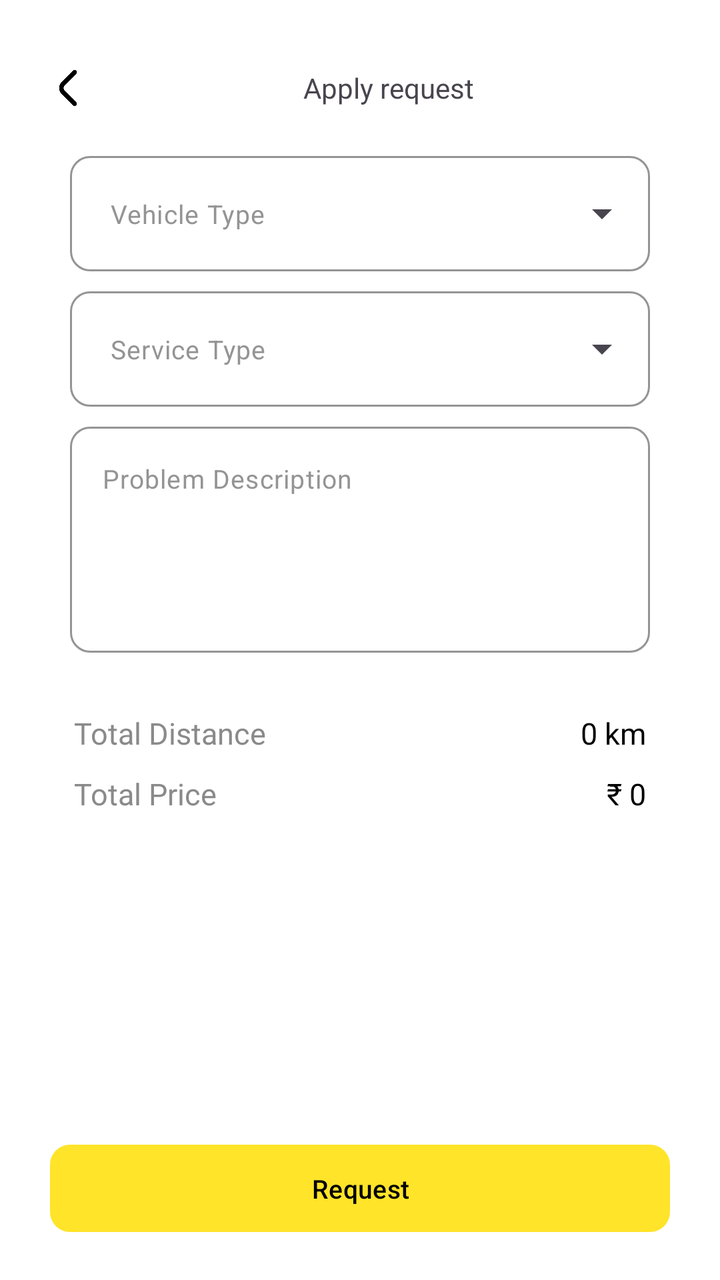
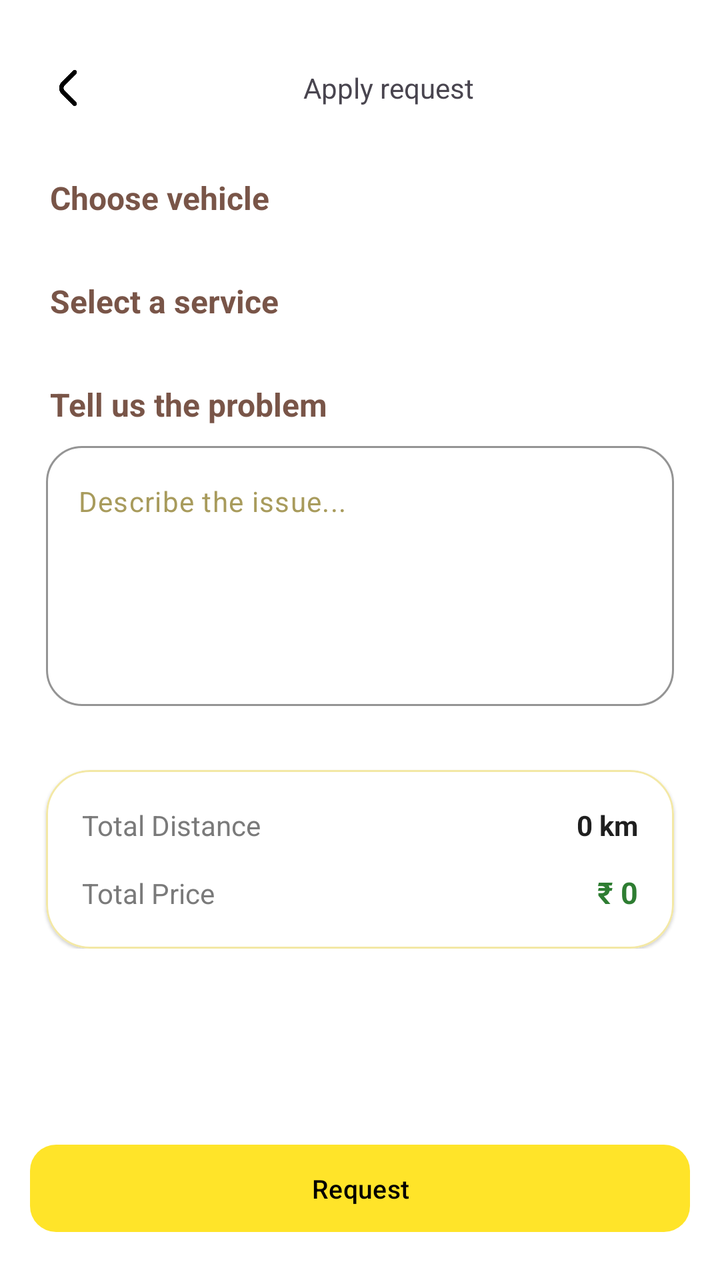

An Android layout rendered at two revisions. The XML below is the earlier revision; the diff shows what the commit changed to produce the second picture.
<!-- AndroidManifest.xml: application theme Theme.TregoApp -->
<!-- res/layout/fragment_create_request.xml -->
<?xml version="1.0" encoding="utf-8"?>
<LinearLayout xmlns:android="http://schemas.android.com/apk/res/android"
    xmlns:tools="http://schemas.android.com/tools"
    android:layout_width="match_parent"
    android:layout_height="match_parent"
    xmlns:app="http://schemas.android.com/apk/res-auto"
    tools:context=".customer.ui.CreateRequestFragment"
    android:background="@color/white"
    android:orientation="vertical">

    <LinearLayout
        android:layout_width="match_parent"
        android:layout_height="match_parent"
        android:orientation="vertical"
        android:layout_gravity="center"
        android:layout_marginTop="20dp"
        android:layout_marginHorizontal="10dp">

        <LinearLayout
            android:layout_width="match_parent"
            android:layout_height="wrap_content"
            android:padding="10dp"
            android:orientation="horizontal">

            <ImageView
                android:id="@+id/backBtn"
                android:layout_width="28dp"
                android:layout_height="28dp"
                android:src="@drawable/back_button"
                android:padding="5dp"
                android:clickable="true"
                android:focusable="true"
                android:background="?attr/selectableItemBackgroundBorderless"
                android:layout_gravity="center"/>

            <TextView
                android:layout_width="0dp"
                android:layout_height="wrap_content"
                android:layout_weight="1"
                android:text="Apply request"
                android:textSize="14sp"
                android:gravity="center"
                android:layout_gravity="center"/>

        </LinearLayout>

























        <LinearLayout
            android:layout_width="match_parent"
            android:layout_height="wrap_content"
            android:layout_gravity="center"
            android:layout_marginBottom="15dp"
            android:layout_marginTop="10dp"
            android:orientation="vertical">

            <com.google.android.material.textfield.TextInputLayout
                android:layout_width="match_parent"
                android:layout_height="wrap_content"
                android:paddingHorizontal="25dp"
                android:layout_marginBottom="10dp"
                style="@style/Widget.Material3.TextInputLayout.OutlinedBox.ExposedDropdownMenu"
                app:hintEnabled="false"
                app:boxBackgroundColor="@color/white"
                app:boxBackgroundMode="outline"
                app:boxStrokeWidth="1dp"
                app:boxStrokeWidthFocused="1dp"
                app:boxStrokeColor="@color/black"
                app:hintTextColor="@color/placeholder_text_color"
                app:boxCornerRadiusTopStart="10dp"
                app:boxCornerRadiusTopEnd="10dp"
                app:boxCornerRadiusBottomStart="10dp"
                app:boxCornerRadiusBottomEnd="10dp">

                <AutoCompleteTextView
                    android:id="@+id/vehicleTypeDropDown"
                    android:layout_width="match_parent"
                    android:layout_height="wrap_content"
                     android:hint="@string/vehicle_type"
                    android:textColorHint="@color/placeholder_text_color"
                    android:textColor="@color/black"
                    android:textSize="13sp"
                    android:padding="20dp"
                    android:background="@null"
                    android:focusable="false"
                    android:cursorVisible="false"/>

            </com.google.android.material.textfield.TextInputLayout>

            <com.google.android.material.textfield.TextInputLayout
                android:layout_width="match_parent"
                android:layout_height="wrap_content"
                android:paddingHorizontal="25dp"
                android:layout_marginBottom="10dp"
                style="@style/Widget.Material3.TextInputLayout.OutlinedBox.ExposedDropdownMenu"
                app:hintEnabled="false"
                app:boxBackgroundColor="@color/white"
                app:boxBackgroundMode="outline"
                app:boxStrokeWidthFocused="1dp"
                app:boxStrokeWidth="1dp"
                app:boxStrokeColor="@color/black"
                app:hintTextColor="@color/placeholder_text_color"
                app:boxCornerRadiusTopStart="10dp"
                app:boxCornerRadiusTopEnd="10dp"
                app:boxCornerRadiusBottomStart="10dp"
                app:boxCornerRadiusBottomEnd="10dp">

                <AutoCompleteTextView
                    android:id="@+id/etServiceType"
                    android:layout_width="match_parent"
                    android:layout_height="wrap_content"
                    android:hint="@string/service_type"
                    android:textColorHint="@color/placeholder_text_color"
                    android:textColor="@color/black"
                    android:textSize="13sp"
                    android:padding="20dp"
                    android:background="@null"
                    android:focusable="false"
                    android:cursorVisible="false" />

            </com.google.android.material.textfield.TextInputLayout>

            <com.google.android.material.textfield.TextInputLayout
                android:layout_width="match_parent"
                android:layout_height="wrap_content"
                android:paddingHorizontal="25dp"
                android:layout_marginBottom="10dp"
                app:endIconMode="clear_text"
                app:hintEnabled="false"
                app:boxBackgroundColor="@color/white"
                app:boxBackgroundMode="outline"
                app:boxStrokeWidthFocused="1dp"
                app:boxStrokeWidth="1dp"
                app:boxStrokeColor="@color/black"
                app:hintTextColor="@color/placeholder_text_color"
                app:boxCornerRadiusTopStart="10dp"
                app:boxCornerRadiusTopEnd="10dp"
                app:boxCornerRadiusBottomStart="10dp"
                app:boxCornerRadiusBottomEnd="10dp">

                <com.google.android.material.textfield.TextInputEditText
                    android:id="@+id/etProblemDescription"
                    android:layout_width="match_parent"
                    android:layout_height="wrap_content"
                    android:hint="@string/problem_description"
                    android:inputType="textMultiLine"
                    android:lines="5"
                    android:gravity="top|start"
                    android:textColorHint="@color/placeholder_text_color"
                    android:textColor="@color/black"
                    android:textSize="13sp"
                    android:scrollbars="vertical"
                    android:overScrollMode="always"
                    android:paddingStart="20dp"
                    android:background="@null"/>

            </com.google.android.material.textfield.TextInputLayout>

            <LinearLayout
                android:layout_width="match_parent"
                android:layout_height="wrap_content"
                android:layout_marginVertical="20dp"
                android:layout_marginHorizontal="27dp"
                android:orientation="vertical" >

                <LinearLayout
                    android:layout_width="match_parent"
                    android:layout_height="wrap_content" >

                    <TextView
                        android:layout_width="wrap_content"
                        android:layout_height="wrap_content"
                        android:text="Total Distance"
                        android:textSize="15dp"
                        android:textColor="@color/text_grey"/>

                    <View
                        android:layout_width="0dp"
                        android:layout_height="0dp"
                        android:layout_weight="1" />

                    <TextView
                        android:id="@+id/tvTotalDistance"
                        android:layout_width="wrap_content"
                        android:layout_height="wrap_content"
                        android:text="0 km"
                        android:textSize="15dp"
                        android:textColor="@color/black"/>

                </LinearLayout>

                <LinearLayout
                    android:layout_width="match_parent"
                    android:layout_height="wrap_content"
                    android:layout_marginTop="10dp" >

                    <TextView
                        android:layout_width="wrap_content"
                        android:layout_height="wrap_content"
                        android:text="Total Price"
                        android:textSize="15dp"
                        android:textColor="@color/text_grey"/>

                    <View
                        android:layout_width="0dp"
                        android:layout_height="0dp"
                        android:layout_weight="1" />

                    <TextView
                        android:id="@+id/tvTotalPrice"
                        android:layout_width="wrap_content"
                        android:layout_height="wrap_content"
                        android:text="₹ 0"
                        android:textSize="15dp"
                        android:textColor="@color/black"/>

                </LinearLayout>

            </LinearLayout>

        </LinearLayout>

        <View
            android:layout_width="0dp"
            android:layout_height="0dp"
            android:layout_weight="1" />

        <com.google.android.material.button.MaterialButton
            android:id="@+id/requestBtn"
            android:layout_width="wrap_content"
            android:layout_height="wrap_content"
            android:minWidth="310dp"
            android:text="@string/request"
            android:textSize="13sp"
            android:textColor="@color/black"
            android:layout_gravity="center"
            android:layout_marginBottom="20dp"
            android:paddingVertical="13dp"
            app:cornerRadius="10dp" />

    </LinearLayout>

</LinearLayout>
<!-- resources referenced by this layout -->
<resources>
  <color name="black">#FF000000</color>
  <color name="placeholder_text_color">#949494</color>
  <color name="text_grey">#8A8A8A</color>
  <color name="white">#FFFFFFFF</color>
  <!-- drawable back_button: png bitmap (drawable, 2381 bytes) -->
  <string name="problem_description">Problem Description</string>
  
      // For Sign Up
  <string name="request">Request</string>
  <string name="service_type">Service Type</string>
  <string name="vehicle_type">Vehicle Type</string>
  <style name="Theme.TregoApp" parent="Base.Theme.TregoApp" />
  <style name="Base.Theme.TregoApp" parent="Theme.Material3.DayNight.NoActionBar">
          <item name="colorPrimary">@color/primary_color</item>
          <item name="android:statusBarColor">@color/secondary_color</item>
          <item name="android:windowLightStatusBar">true</item>
      </style>
  <color name="primary_color">#FFE429</color>
  <color name="secondary_color">#FFFFFFFF</color>
</resources>

<!-- the commit's change to res/layout/fragment_create_request.xml (unified diff, before → after) -->
@@ -44,201 +44,256 @@
 
         </LinearLayout>
 
-
-
-
-
-
-
-
-
-
-
-
-
-
-
-
-
-
-
-
-
-
-
-
+        
+        
+        
+        
+        
+        
+        
+        
+        
+        
+        
+        
+        
+
+        
+        
+        
+        
+        
+        
+        
+        
+        
 
         <LinearLayout
             android:layout_width="match_parent"
             android:layout_height="wrap_content"
             android:layout_gravity="center"
+            android:padding="5dp"
             android:layout_marginBottom="15dp"
             android:layout_marginTop="10dp"
             android:orientation="vertical">
 
+            <TextView
+                android:id="@+id/tvVehicleTitle"
+                android:layout_width="wrap_content"
+                android:layout_height="wrap_content"
+                android:layout_marginTop="5dp"
+                android:layout_marginStart="10dp"
+                android:text="Choose vehicle"
+                android:textColor="#795548"
+                android:textSize="16sp"
+                android:textStyle="bold"
+                app:layout_constraintStart_toStartOf="parent"
+                app:layout_constraintTop_toBottomOf="@id/liveRequestCard" />
+
+            <androidx.recyclerview.widget.RecyclerView
+                android:id="@+id/rvVehicleList"
+                android:layout_width="match_parent"
+                android:layout_height="wrap_content"
+                android:layout_marginTop="10dp"
+                android:orientation="horizontal"
+                tools:itemCount="5"
+                tools:listitem="@layout/vehicle_item_layout"
+                app:layoutManager="androidx.recyclerview.widget.LinearLayoutManager" />
+
+            <TextView
+                android:id="@+id/tvServiceTitle"
+                android:layout_width="wrap_content"
+                android:layout_height="wrap_content"
+                android:layout_marginTop="20dp"
+                android:layout_marginStart="10dp"
+                android:text="Select a service"
+                android:textColor="#795548"
+                android:textSize="16sp"
+                android:textStyle="bold"
+                app:layout_constraintStart_toStartOf="parent"
+                app:layout_constraintTop_toBottomOf="@id/liveRequestCard" />
+
+            <androidx.recyclerview.widget.RecyclerView
+                android:id="@+id/rvServiceList"
+                android:layout_width="match_parent"
+                android:layout_height="wrap_content"
+                android:layout_marginTop="10dp"
+                android:orientation="horizontal"
+                tools:itemCount="5"
+                tools:listitem="@layout/service_item_layout"
+                app:layoutManager="androidx.recyclerview.widget.LinearLayoutManager" />
+
+
+
+
+
+
+
+
+
+
+
+
+
+
+
+
+
+
+
+
+
+
+
+
+
+
+
+
+
+
+
+
+
+
+            <TextView
+                android:id="@+id/tvServiceTitle"
+                android:layout_width="wrap_content"
+                android:layout_height="wrap_content"
+                android:layout_marginTop="20dp"
+                android:layout_marginStart="10dp"
+                android:text="Tell us the problem"
+                android:textColor="#795548"
+                android:textSize="16sp"
+                android:textStyle="bold"
+                app:layout_constraintStart_toStartOf="parent"
+                app:layout_constraintTop_toBottomOf="@id/liveRequestCard" />
+
             <com.google.android.material.textfield.TextInputLayout
                 android:layout_width="match_parent"
                 android:layout_height="wrap_content"
-                android:paddingHorizontal="25dp"
-                android:layout_marginBottom="10dp"
-                style="@style/Widget.Material3.TextInputLayout.OutlinedBox.ExposedDropdownMenu"
+                android:layout_marginStart="8dp"
+                android:layout_marginEnd="8dp"
+                android:layout_marginTop="10dp"
+                android:layout_marginBottom="12dp"
+
                 app:hintEnabled="false"
+                app:endIconMode="clear_text"
+
+                app:boxBackgroundMode="outline"
                 app:boxBackgroundColor="@color/white"
-                app:boxBackgroundMode="outline"
+
+                app:boxStrokeColor="#E6D98A"
                 app:boxStrokeWidth="1dp"
-                app:boxStrokeWidthFocused="1dp"
-                app:boxStrokeColor="@color/black"
-                app:hintTextColor="@color/placeholder_text_color"
-                app:boxCornerRadiusTopStart="10dp"
-                app:boxCornerRadiusTopEnd="10dp"
-                app:boxCornerRadiusBottomStart="10dp"
-                app:boxCornerRadiusBottomEnd="10dp">
-
-                <AutoCompleteTextView
-                    android:id="@+id/vehicleTypeDropDown"
-                    android:layout_width="match_parent"
-                    android:layout_height="wrap_content"
-                     android:hint="@string/vehicle_type"
-                    android:textColorHint="@color/placeholder_text_color"
-                    android:textColor="@color/black"
-                    android:textSize="13sp"
-                    android:padding="20dp"
-                    android:background="@null"
-                    android:focusable="false"
-                    android:cursorVisible="false"/>
-
-            </com.google.android.material.textfield.TextInputLayout>
-
-            <com.google.android.material.textfield.TextInputLayout
-                android:layout_width="match_parent"
-                android:layout_height="wrap_content"
-                android:paddingHorizontal="25dp"
-                android:layout_marginBottom="10dp"
-                style="@style/Widget.Material3.TextInputLayout.OutlinedBox.ExposedDropdownMenu"
-                app:hintEnabled="false"
-                app:boxBackgroundColor="@color/white"
-                app:boxBackgroundMode="outline"
-                app:boxStrokeWidthFocused="1dp"
-                app:boxStrokeWidth="1dp"
-                app:boxStrokeColor="@color/black"
-                app:hintTextColor="@color/placeholder_text_color"
-                app:boxCornerRadiusTopStart="10dp"
-                app:boxCornerRadiusTopEnd="10dp"
-                app:boxCornerRadiusBottomStart="10dp"
-                app:boxCornerRadiusBottomEnd="10dp">
-
-                <AutoCompleteTextView
-                    android:id="@+id/etServiceType"
-                    android:layout_width="match_parent"
-                    android:layout_height="wrap_content"
-                    android:hint="@string/service_type"
-                    android:textColorHint="@color/placeholder_text_color"
-                    android:textColor="@color/black"
-                    android:textSize="13sp"
-                    android:padding="20dp"
-                    android:background="@null"
-                    android:focusable="false"
-                    android:cursorVisible="false" />
-
-            </com.google.android.material.textfield.TextInputLayout>
-
-            <com.google.android.material.textfield.TextInputLayout
-                android:layout_width="match_parent"
-                android:layout_height="wrap_content"
-                android:paddingHorizontal="25dp"
-                android:layout_marginBottom="10dp"
-                app:endIconMode="clear_text"
-                app:hintEnabled="false"
-                app:boxBackgroundColor="@color/white"
-                app:boxBackgroundMode="outline"
-                app:boxStrokeWidthFocused="1dp"
-                app:boxStrokeWidth="1dp"
-                app:boxStrokeColor="@color/black"
-                app:hintTextColor="@color/placeholder_text_color"
-                app:boxCornerRadiusTopStart="10dp"
-                app:boxCornerRadiusTopEnd="10dp"
-                app:boxCornerRadiusBottomStart="10dp"
-                app:boxCornerRadiusBottomEnd="10dp">
+                app:boxStrokeWidthFocused="2dp"
+
+                app:boxCornerRadiusTopStart="18dp"
+                app:boxCornerRadiusTopEnd="18dp"
+                app:boxCornerRadiusBottomStart="18dp"
+                app:boxCornerRadiusBottomEnd="18dp"
+
+                app:endIconTint="#A67C00">
 
                 <com.google.android.material.textfield.TextInputEditText
                     android:id="@+id/etProblemDescription"
                     android:layout_width="match_parent"
                     android:layout_height="wrap_content"
-                    android:hint="@string/problem_description"
-                    android:inputType="textMultiLine"
-                    android:lines="5"
+
+                    android:hint="Describe the issue..."
+                    android:textColor="#1F1F1F"
+                    android:textColorHint="#A89B5C"
+                    android:textSize="14sp"
+                    android:textStyle="normal"
+
+                    android:minHeight="130dp"
+                    android:maxLines="6"
                     android:gravity="top|start"
-                    android:textColorHint="@color/placeholder_text_color"
-                    android:textColor="@color/black"
-                    android:textSize="13sp"
+                    android:inputType="textMultiLine|textCapSentences"
+
+                    android:paddingStart="18dp"
+                    android:paddingEnd="18dp"
+                    android:paddingTop="18dp"
+                    android:paddingBottom="18dp"
+
+                    android:background="@null"
                     android:scrollbars="vertical"
-                    android:overScrollMode="always"
-                    android:paddingStart="20dp"
-                    android:background="@null"/>
-
+                    android:overScrollMode="ifContentScrolls"/>
             </com.google.android.material.textfield.TextInputLayout>
 
-            <LinearLayout
+            
+            <com.google.android.material.card.MaterialCardView
                 android:layout_width="match_parent"
                 android:layout_height="wrap_content"
-                android:layout_marginVertical="20dp"
-                android:layout_marginHorizontal="27dp"
-                android:orientation="vertical" >
-
-                <LinearLayout
-                    android:layout_width="match_parent"
-                    android:layout_height="wrap_content" >
-
-                    <TextView
-                        android:layout_width="wrap_content"
-                        android:layout_height="wrap_content"
-                        android:text="Total Distance"
-                        android:textSize="15dp"
-                        android:textColor="@color/text_grey"/>
-
-                    <View
-                        android:layout_width="0dp"
-                        android:layout_height="0dp"
-                        android:layout_weight="1" />
-
-                    <TextView
-                        android:id="@+id/tvTotalDistance"
-                        android:layout_width="wrap_content"
-                        android:layout_height="wrap_content"
-                        android:text="0 km"
-                        android:textSize="15dp"
-                        android:textColor="@color/black"/>
-
-                </LinearLayout>
+                android:layout_marginTop="20dp"
+                android:layout_marginHorizontal="8dp"
+                app:cardBackgroundColor="#FFFFFF"
+                app:cardCornerRadius="22dp"
+                app:cardElevation="1dp"
+                app:strokeColor="#F3E8A5"
+                app:strokeWidth="1dp">
 
                 <LinearLayout
                     android:layout_width="match_parent"
                     android:layout_height="wrap_content"
-                    android:layout_marginTop="10dp" >
-
-                    <TextView
-                        android:layout_width="wrap_content"
+                    android:orientation="vertical"
+                    android:padding="18dp">
+
+                    <LinearLayout
+                        android:layout_width="match_parent"
+                        android:layout_height="wrap_content">
+
+                        <TextView
+                            android:layout_width="wrap_content"
+                            android:layout_height="wrap_content"
+                            android:text="Total Distance"
+                            android:textColor="#7A7A7A"
+                            android:textSize="14sp" />
+
+                        <View
+                            android:layout_width="0dp"
+                            android:layout_height="0dp"
+                            android:layout_weight="1" />
+
+                        <TextView
+                            android:id="@+id/tvTotalDistance"
+                            android:layout_width="wrap_content"
+                            android:layout_height="wrap_content"
+                            android:text="0 km"
+                            android:textColor="#1F1F1F"
+                            android:textSize="14sp"
+                            android:textStyle="bold" />
+                    </LinearLayout>
+
+                    <LinearLayout
+                        android:layout_width="match_parent"
                         android:layout_height="wrap_content"
-                        android:text="Total Price"
-                        android:textSize="15dp"
-                        android:textColor="@color/text_grey"/>
-
-                    <View
-                        android:layout_width="0dp"
-                        android:layout_height="0dp"
-                        android:layout_weight="1" />
-
-                    <TextView
-                        android:id="@+id/tvTotalPrice"
-                        android:layout_width="wrap_content"
-                        android:layout_height="wrap_content"
-                        android:text="₹ 0"
-                        android:textSize="15dp"
-                        android:textColor="@color/black"/>
+                        android:layout_marginTop="14dp">
+
+                        <TextView
+                            android:layout_width="wrap_content"
+                            android:layout_height="wrap_content"
+                            android:text="Total Price"
+                            android:textColor="#7A7A7A"
+                            android:textSize="14sp" />
+
+                        <View
+                            android:layout_width="0dp"
+                            android:layout_height="0dp"
+                            android:layout_weight="1" />
+
+                        <TextView
+                            android:id="@+id/tvTotalPrice"
+                            android:layout_width="wrap_content"
+                            android:layout_height="wrap_content"
+                            android:text="₹ 0"
+                            android:textColor="#2E7D32"
+                            android:textSize="15sp"
+                            android:textStyle="bold" />
+                    </LinearLayout>
 
                 </LinearLayout>
 
-            </LinearLayout>
+            </com.google.android.material.card.MaterialCardView>
 
         </LinearLayout>
 
@@ -249,8 +304,9 @@
 
         <com.google.android.material.button.MaterialButton
             android:id="@+id/requestBtn"
-            android:layout_width="wrap_content"
+            android:layout_width="match_parent"
             android:layout_height="wrap_content"
+            android:layout_marginHorizontal="5dp"
             android:minWidth="310dp"
             android:text="@string/request"
             android:textSize="13sp"
@@ -258,8 +314,190 @@
             android:layout_gravity="center"
             android:layout_marginBottom="20dp"
             android:paddingVertical="13dp"
-            app:cornerRadius="10dp" />
+            app:cornerRadius="13dp" />
 
     </LinearLayout>
 
 </LinearLayout>
+<!-- res/layout/vehicle_item_layout.xml (included above) -->
+<?xml version="1.0" encoding="utf-8"?>
+<com.google.android.material.card.MaterialCardView
+    android:id="@+id/cardView"
+    xmlns:android="http://schemas.android.com/apk/res/android"
+    xmlns:app="http://schemas.android.com/apk/res-auto"
+    android:layout_width="wrap_content"
+    android:layout_height="85dp"
+    android:layout_margin="8dp"
+    app:cardBackgroundColor="#FFFDF2"
+    app:cardCornerRadius="17dp"
+    app:cardElevation="0dp"
+    app:strokeColor="#FFE429"
+    app:strokeWidth="0dp">
+
+    <LinearLayout
+        android:layout_width="wrap_content"
+        android:layout_height="wrap_content"
+        android:orientation="horizontal"
+        android:gravity="center"
+        android:layout_gravity="center"
+        android:paddingStart="6dp"
+        android:paddingEnd="15dp"
+        android:paddingTop="8dp"
+        android:paddingBottom="8dp">
+
+        
+        <com.google.android.material.card.MaterialCardView
+            android:layout_width="46dp"
+            android:layout_height="46dp"
+            app:cardBackgroundColor="#FFF6B0"
+            app:cardCornerRadius="26dp"
+            app:cardElevation="0dp"
+            app:strokeWidth="0dp">
+
+            <androidx.appcompat.widget.AppCompatImageView
+                android:id="@+id/vehicleIcon"
+                android:layout_width="20dp"
+                android:layout_height="20dp"
+                android:layout_gravity="center"
+                android:tint="#6B5200"
+                app:srcCompat="@drawable/bike" />
+
+        </com.google.android.material.card.MaterialCardView>
+
+        
+        <LinearLayout
+            android:layout_width="wrap_content"
+            android:layout_height="wrap_content"
+            android:layout_marginStart="8dp"
+            android:orientation="vertical">
+
+            
+            <androidx.appcompat.widget.AppCompatTextView
+                android:id="@+id/vehicleType"
+                android:layout_width="wrap_content"
+                android:layout_height="wrap_content"
+                android:text="Bike"
+                android:textColor="#A67C00"
+                android:textSize="8sp"
+                android:textStyle="bold" />
+
+            
+            <androidx.appcompat.widget.AppCompatTextView
+                android:id="@+id/vehicleBrand"
+                android:layout_width="wrap_content"
+                android:layout_height="wrap_content"
+                android:layout_marginTop="2dp"
+                android:text="Hero"
+                android:textColor="#1F1F1F"
+                android:textSize="15sp"
+                android:textStyle="bold" />
+
+            
+            <androidx.appcompat.widget.AppCompatTextView
+                android:id="@+id/vehicleModel"
+                android:layout_width="wrap_content"
+                android:layout_height="wrap_content"
+                android:text="Splendor"
+                android:textColor="#5F5F5F"
+                android:textSize="11sp" />
+
+            
+            <androidx.appcompat.widget.AppCompatTextView
+                android:id="@+id/vehicleRegistration"
+                android:layout_width="wrap_content"
+                android:layout_height="wrap_content"
+                android:layout_marginTop="3dp"
+                android:text="KL07AB1234"
+                android:textColor="#757575"
+                android:textSize="10sp"
+                android:textStyle="bold" />
+
+        </LinearLayout>
+
+    </LinearLayout>
+
+</com.google.android.material.card.MaterialCardView>
+<!-- res/layout/service_item_layout.xml (included above) -->
+<?xml version="1.0" encoding="utf-8"?>
+<com.google.android.material.card.MaterialCardView
+    android:id="@+id/cardView"
+    xmlns:android="http://schemas.android.com/apk/res/android"
+    xmlns:app="http://schemas.android.com/apk/res-auto"
+    android:layout_width="wrap_content"
+    android:layout_height="wrap_content"
+    android:layout_margin="8dp"
+    app:cardBackgroundColor="#FFFDF2"
+    app:cardCornerRadius="18dp"
+    app:cardElevation="0dp"
+    app:strokeColor="#FFE429"
+    app:strokeWidth="0dp">
+
+    <LinearLayout
+        android:layout_width="wrap_content"
+        android:layout_height="wrap_content"
+        android:orientation="vertical"
+        android:paddingStart="16dp"
+        android:paddingEnd="16dp"
+        android:paddingTop="14dp"
+        android:paddingBottom="14dp">
+
+
+
+
+
+
+
+
+
+
+
+        
+        <androidx.appcompat.widget.AppCompatTextView
+            android:id="@+id/serviceName"
+            android:layout_width="wrap_content"
+            android:layout_height="wrap_content"
+            android:layout_marginTop="3dp"
+            android:text="Oil Change"
+            android:textColor="#A67C00"
+            android:textSize="15sp"
+            android:textStyle="bold" />
+
+        
+        <androidx.appcompat.widget.AppCompatTextView
+            android:id="@+id/serviceDescription"
+            android:layout_width="wrap_content"
+            android:layout_height="wrap_content"
+            android:layout_marginTop="1dp"
+            android:text="For all the vehicles"
+            android:textColor="#5F5F5F"
+            android:textSize="10sp" />
+
+        
+        <LinearLayout
+            android:layout_width="match_parent"
+            android:layout_height="wrap_content" >
+
+            <androidx.appcompat.widget.AppCompatTextView
+                android:layout_width="wrap_content"
+                android:layout_height="wrap_content"
+                android:layout_marginTop="3dp"
+                android:text="₹ "
+                android:textColor="#2E7D32"
+                android:textSize="12sp"
+                android:textStyle="bold" />
+
+            <androidx.appcompat.widget.AppCompatTextView
+                android:id="@+id/servicePrice"
+                android:layout_width="wrap_content"
+                android:layout_height="wrap_content"
+                android:layout_marginTop="3dp"
+                android:text="499"
+                android:textColor="#2E7D32"
+                android:textSize="12sp"
+                android:textStyle="bold" />
+
+        </LinearLayout>
+
+    </LinearLayout>
+
+</com.google.android.material.card.MaterialCardView>
<!-- resource entries referenced after the edit -->
@@ -1,16 +1,10 @@
 <!-- resources referenced by this layout -->
 <resources>
   <color name="black">#FF000000</color>
-  <color name="placeholder_text_color">#949494</color>
-  <color name="text_grey">#8A8A8A</color>
   <color name="white">#FFFFFFFF</color>
   <!-- drawable back_button: png bitmap (drawable, 2381 bytes) -->
-  <string name="problem_description">Problem Description</string>
-  
-      // For Sign Up
+  <!-- drawable bike: png bitmap (drawable, 12594 bytes) -->
   <string name="request">Request</string>
-  <string name="service_type">Service Type</string>
-  <string name="vehicle_type">Vehicle Type</string>
   <style name="Theme.TregoApp" parent="Base.Theme.TregoApp" />
   <style name="Base.Theme.TregoApp" parent="Theme.Material3.DayNight.NoActionBar">
           <item name="colorPrimary">@color/primary_color</item>
